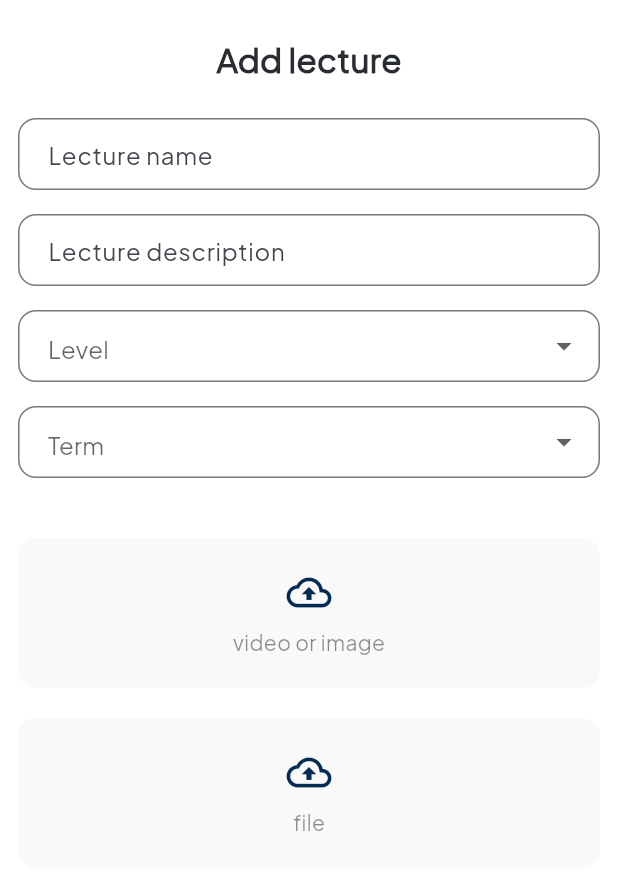
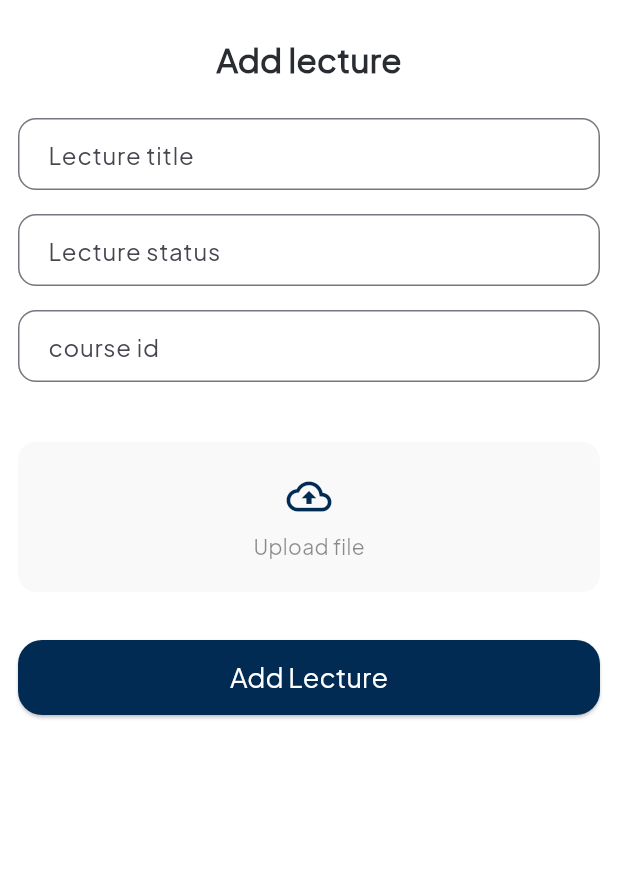
Before and after one commit to AhmedYasserww/grade-project, a Flutter app: the AddLectureScreen screen opened directly, on a phone screen of 412 x 824 dp, the part 125-1015 px from its top. Run offline on Flutter 3.47's test engine with Material 3 defaults, Android fonts, the phone set to English and light mode, and no system bars; our stand-ins replace bloc, dartz, dio, file_picker, flutter_bloc, flutter_svg and 4 more; accounts and stored records are empty; project files that could hold a hidden picture were left out.

Commit message:
finish add material successfully

```diff
--- a/lib/core/network/download_and_open_file.dart
+++ b/lib/core/network/download_and_open_file.dart
@@ -5,7 +5,7 @@ import 'package:open_file/open_file.dart';
 import 'package:path_provider/path_provider.dart';
 
 Future<void> downloadAndOpenFile(BuildContext context, String relativeUrl) async {
-  final baseUrl = "https://1ea7da0026ea.ngrok-free.app/storage/";
+  final baseUrl = "https://42a567ba9cb2.ngrok-free.app/storage/";
   final fullUrl = baseUrl + relativeUrl;
 
   try {
--- a/lib/core/services/service_locator.dart
+++ b/lib/core/services/service_locator.dart
@@ -3,6 +3,8 @@
 import 'package:dio/dio.dart';
 import 'package:get_it/get_it.dart';
 import 'package:untitled6/core/services/api_service.dart';
+import 'package:untitled6/features/demonstrator/data/repo/add_material_repo/add_material_repo.dart';
+import 'package:untitled6/features/demonstrator/data/repo/add_material_repo/add_material_repo_imp.dart';
 import 'package:untitled6/features/demonstrator/data/repo/add_post_repo.dart';
 import 'package:untitled6/features/demonstrator/data/repo/add_post_repo_imp.dart';
 import 'package:untitled6/features/management/data/repo/all_pending_users_repo_imp.dart';
@@ -29,5 +31,7 @@ void setupServiceLocator() {
   getIt.registerSingleton<AddPostRepo>(AddPostRepoImpl(apiService:getIt.get<ApiService>(),
   ));
 
+  getIt.registerSingleton<AddMaterialRepo>(AddMaterialRepoImpl(apiService:getIt.get<ApiService>(),
+  ));
 
 }
--- /dev/null
+++ b/lib/features/demonstrator/data/models/add_materials_model/material_model.dart
@@ -0,0 +1,35 @@
+import 'dart:io';
+import 'package:dio/dio.dart';
+
+class MaterialModel {
+  final String title;
+  final String status;
+  final File file;
+  final String courseId;
+
+  MaterialModel({
+    required this.title,
+    required this.status,
+    required this.file,
+    required this.courseId,
+  });
+
+  Future<FormData> toFormData() async {
+    // نتحقق إن الملف موجود
+    if (!await file.exists()) {
+      throw Exception("❌ File doesn't exist at path: ${file.path}");
+    }
+
+    final fileName = file.path.split('/').last;
+
+    return FormData.fromMap({
+      'title': title,
+      'status': status,
+      'file': await MultipartFile.fromFile(
+        file.path,
+        filename: fileName,
+      ),
+      'course_id': courseId,
+    });
+  }
+}
--- /dev/null
+++ b/lib/features/demonstrator/data/repo/add_material_repo/add_material_repo.dart
@@ -0,0 +1,8 @@
+import 'package:dartz/dartz.dart';
+import 'package:untitled6/features/demonstrator/data/models/add_materials_model/material_model.dart';
+
+import '../../../../../core/errors/faluire.dart';
+
+abstract class AddMaterialRepo {
+  Future<Either<Failure, Unit>> addMaterial(MaterialModel material);
+}
--- /dev/null
+++ b/lib/features/demonstrator/ui/manager/add_material_cubit/add_material_cubit.dart
@@ -0,0 +1,28 @@
+import 'package:bloc/bloc.dart';
+import 'package:meta/meta.dart';
+import 'package:untitled6/features/demonstrator/data/models/add_materials_model/material_model.dart';
+import 'package:untitled6/features/demonstrator/data/repo/add_material_repo/add_material_repo.dart';
+
+part 'add_material_state.dart';
+
+
+class AddMaterialCubit extends Cubit<AddMaterialState> {
+  final AddMaterialRepo addMaterialRepo;
+
+  AddMaterialCubit(this.addMaterialRepo) : super(AddMaterialInitial());
+
+  Future<void> addMaterial(MaterialModel material) async {
+    emit(AddMaterialLoading());
+
+    final result = await addMaterialRepo.addMaterial(material);
+
+    result.fold(
+          (failure) {
+        emit(AddMaterialFailure(errorMessage: failure.errorMessage));
+      },
+          (_) {
+        emit(AddMaterialSuccess());
+      },
+    );
+  }
+}
--- /dev/null
+++ b/lib/features/demonstrator/ui/manager/add_material_cubit/add_material_state.dart
@@ -0,0 +1,12 @@
+part of 'add_material_cubit.dart';
+
+@immutable
+sealed class AddMaterialState {}
+
+final class AddMaterialInitial extends AddMaterialState {}
+final class AddMaterialLoading extends AddMaterialState {}
+final class AddMaterialSuccess extends AddMaterialState {}
+final class AddMaterialFailure extends AddMaterialState {
+  final String errorMessage;
+  AddMaterialFailure({required this.errorMessage});
+}
--- a/lib/features/doctors/ui/AddLectureScreen.dart
+++ b/lib/features/doctors/ui/AddLectureScreen.dart
@@ -1,14 +1,16 @@
-// ignore_for_file: use_super_parameters, library_private_types_in_public_api, unused_import, file_names
+// ignore_for_file: use_super_parameters, file_names
 
+import 'dart:io';
 import 'package:flutter/material.dart';
-import 'package:untitled6/features/doctors/ui/widgets/CustomDropdown.dart';
+import 'package:flutter_bloc/flutter_bloc.dart';
+import 'package:untitled6/core/services/service_locator.dart';
+import 'package:untitled6/features/demonstrator/data/models/add_materials_model/material_model.dart';
+import 'package:untitled6/features/demonstrator/data/repo/add_material_repo/add_material_repo.dart';
+import 'package:untitled6/features/demonstrator/ui/manager/add_material_cubit/add_material_cubit.dart';
 import 'package:untitled6/features/doctors/ui/widgets/Custom_UploadContainer.dart';
-import 'package:untitled6/features/doctors/ui/widgets/custom_ElevatedButton_AddLectureScreen.dart';
 import 'package:untitled6/features/doctors/ui/widgets/custom_TopBar_Welome_AddLectureScreen.dart';
 import 'package:untitled6/features/doctors/ui/widgets/custom_name_Add%20a%20lecture_AddLectureScreen.dart';
-
-import 'widgets/CustomTextField.dart';
-
+import 'package:untitled6/features/doctors/ui/widgets/CustomTextField.dart';
 
 class AddLectureScreen extends StatefulWidget {
   final String userName;
@@ -16,63 +18,109 @@ class AddLectureScreen extends StatefulWidget {
   const AddLectureScreen({Key? key, required this.userName}) : super(key: key);
 
   @override
-  _AddLectureScreenState createState() => _AddLectureScreenState();
+  State<AddLectureScreen> createState() => _AddLectureScreenState();
 }
 
 class _AddLectureScreenState extends State<AddLectureScreen> {
-  String? selectedLevel;
-  String? selectedTerm;
+  final TextEditingController titleController = TextEditingController();
+  final TextEditingController statusController = TextEditingController();
+  final TextEditingController courseIdController = TextEditingController();
+  File? selectedFile;
+
+  void onFilePicked(File file) {
+    setState(() {
+      selectedFile = file;
+    });
+  }
+
+  void submitMaterial(BuildContext context) {
+    final title = titleController.text;
+    final status = statusController.text;
+    final courseId = courseIdController.text;
+
+    if (title.isEmpty || status.isEmpty || selectedFile == null) {
+      ScaffoldMessenger.of(context).showSnackBar(
+        const SnackBar(
+          content: Text('❌ Please complete all fields and upload file'),
+          backgroundColor: Colors.red,
+        ),
+      );
+      return;
+    }
+
+    final material = MaterialModel(
+      title: title,
+      status: status,
+      file: selectedFile!,
+      courseId: courseId,
+    );
+
+    context.read<AddMaterialCubit>().addMaterial(material);
+  }
 
   @override
   Widget build(BuildContext context) {
-    return Scaffold(
+    return BlocProvider(
+      create: (_) => AddMaterialCubit(getIt.get<AddMaterialRepo>()),
+      child: Scaffold(
         backgroundColor: Colors.white,
         body: SafeArea(
-        child: SingleChildScrollView(
-          child: Padding(
-            padding: const EdgeInsets.all(12.0),
+          child: BlocConsumer<AddMaterialCubit, AddMaterialState>(
+            listener: (context, state) {
+              if (state is AddMaterialSuccess) {
+                ScaffoldMessenger.of(context).showSnackBar(
+                  const SnackBar(
+                    content: Text("✅ Material added successfully"),
+                    backgroundColor: Colors.green,
+                  ),
+                );
+              } else if (state is AddMaterialFailure) {
+                ScaffoldMessenger.of(context).showSnackBar(
+                  SnackBar(
+                    content: Text("❌ Failed: ${state.errorMessage}"),
+                    backgroundColor: Colors.red,
+                  ),
+                );
+              }
+            },
+            builder: (context, state) {
+              return SingleChildScrollView(
+                padding: const EdgeInsets.all(12),
                 child: Column(
                   children: [
                     CustomTopbarWelomeAddlecturescreen(text1: '👋 ${widget.userName}'),
-                const SizedBox(height:24),
-                CustomName(text: "Add lecture"),
-                const SizedBox(height:24),
-                CustomTextField2(hintText: "Lecture name",),
-                CustomTextField2(hintText:"Lecture description"),
-                CustomDropdown(
-                  hintText: "Level",
-                  options: [
-                    '  Level  1',
-                    '  Level  2',
-                    '  Level  3',
-                    '  Level  4'
-                  ],
-                  value: selectedLevel,
-                  onChanged: (value) {
-                    setState(() {
-                      selectedLevel = value;
-                    });
-                  },
+                    const SizedBox(height: 24),
+                    const CustomName(text: "Add lecture"),
+                    const SizedBox(height: 24),
+                    CustomTextField2(hintText: "Lecture title", controller: titleController),
+                    CustomTextField2(hintText: "Lecture status", controller: statusController),
+                    CustomTextField2(hintText: "course id", controller: courseIdController),
+                    const SizedBox(height: 24),
+                    UploadContainer(
+                      text: "Upload file",
+                      onFileSelected: onFilePicked,
                     ),
-                CustomDropdown(
-                  hintText: 'Term',
-                  options: ['  Semester  1', '  Semester  2'],
-                  value: selectedTerm,
-                  onChanged: (value) {
-                    setState(() {
-                      selectedTerm = value;
-                    });
-                  },
+                    const SizedBox(height: 32),
+                    ElevatedButton(
+                      onPressed: state is AddMaterialLoading ? null : () => submitMaterial(context),
+                      style: ElevatedButton.styleFrom(
+                        backgroundColor: const Color(0xFF022B54),
+                        shape: RoundedRectangleBorder(
+                          borderRadius: BorderRadius.circular(16),
                         ),
-                const SizedBox(height:24),
-                UploadContainer(text: "video or image"),
-                const SizedBox(height: 20),
-                UploadContainer(text:"file"),
-                const SizedBox(height:32),
-                const SizedBox(height: 24),
-            //    CustomElevatedbuttonAddlecturescreen(),
+                        minimumSize: const Size(double.infinity, 50),
+                      ),
+                      child: state is AddMaterialLoading
+                          ? const CircularProgressIndicator(color: Colors.white)
+                          : const Text(
+                        "Add Lecture",
+                        style: TextStyle(fontSize: 18, color: Colors.white),
+                      ),
+                    ),
                   ],
                 ),
+              );
+            },
           ),
         ),
       ),
--- a/lib/features/doctors/ui/AddTaskScreen.dart
+++ b/lib/features/doctors/ui/AddTaskScreen.dart
@@ -36,7 +36,7 @@ class _AddTaskScreenState extends State<AddTaskScreen> {
                 //   hintText:"task description",
                 // ),
                 const SizedBox(height: 16),
-                UploadContainer(text: "image or video for details",),
+              //  UploadContainer(text: "image or video for details", onFileSelected: (File file) {  },),
                 const SizedBox(height: 16),
                 CustomDataline(),
                 const SizedBox(height: 100),
--- a/lib/features/doctors/ui/widgets/CustomTextField.dart
+++ b/lib/features/doctors/ui/widgets/CustomTextField.dart
@@ -3,15 +3,15 @@
 import 'package:flutter/material.dart';
 
 class CustomTextField2 extends StatelessWidget {
+  const CustomTextField2({super.key, required this.hintText, required this.controller});
   final String hintText;
-
-  const CustomTextField2({super.key, required this.hintText});
-
+  final TextEditingController controller;
   @override
   Widget build(BuildContext context) {
     return Padding(
       padding: const EdgeInsets.only(bottom: 16),
       child: TextField(
+        controller:controller ,
         decoration: InputDecoration(
           hintText: hintText,
           border: OutlineInputBorder(
--- a/lib/features/doctors/ui/widgets/Custom_UploadContainer.dart
+++ b/lib/features/doctors/ui/widgets/Custom_UploadContainer.dart
@@ -1,33 +1,71 @@
 // ignore_for_file: file_names
 
+import 'dart:io';
 import 'package:flutter/material.dart';
+import 'package:file_picker/file_picker.dart';
 
 class UploadContainer extends StatelessWidget {
   final String text;
+  final void Function(File file) onFileSelected;
 
-  const UploadContainer({super.key, required this.text});
+  const UploadContainer({
+    Key? key,
+    required this.text,
+    required this.onFileSelected,
+  }) : super(key: key);
+
+  Future<void> _pickFile(BuildContext context) async {
+    try {
+      final result = await FilePicker.platform.pickFiles(
+        type: FileType.any,
+      );
+      if (result != null && result.files.single.path != null) {
+        final file = File(result.files.single.path!);
+        onFileSelected(file);
+        ScaffoldMessenger.of(context).showSnackBar(
+          SnackBar(
+            content: Text('✅ Selected: ${file.path.split('/').last}'),
+            backgroundColor: Colors.green,
+          ),
+        );
+      } else {
+        // User canceled
+      }
+    } catch (e) {
+      ScaffoldMessenger.of(context).showSnackBar(
+        SnackBar(
+          content: Text('❌ Error picking file: $e'),
+          backgroundColor: Colors.red,
+        ),
+      );
+    }
+  }
 
   @override
   Widget build(BuildContext context) {
-    return Container(
+    return InkWell(
+      onTap: () => _pickFile(context),
+      borderRadius: BorderRadius.circular(12),
+      child: Container(
         width: double.infinity,
         height: 100,
         decoration: BoxDecoration(
-        color: Color(0xFFF9F9F9),
+          color: const Color(0xFFF9F9F9),
           borderRadius: BorderRadius.circular(12),
         ),
         child: Center(
           child: Column(
             mainAxisAlignment: MainAxisAlignment.center,
             children: [
-            Icon(Icons.cloud_upload_outlined,
+              const Icon(Icons.cloud_upload_outlined,
                   color: Color(0xFF022B54), size: 30),
               const SizedBox(height: 8),
               Text(
                 text,
-              style: TextStyle(color: Colors.black45),
+                style: const TextStyle(color: Colors.black45),
               ),
             ],
+          ),
         ),
       ),
     );
--- a/lib/features/management/ui/add_old_materialn_management.dart
+++ b/lib/features/management/ui/add_old_materialn_management.dart
@@ -36,8 +36,8 @@ class _AddOldMaterialnManagementState extends State<AddOldMaterialnManagement> {
                 const SizedBox(height: 24),
                 CustomName(text: "Add old Material"),
                 const SizedBox(height: 24),
-                CustomTextField2(hintText: "Lecture name"),
-                CustomTextField2(hintText:" Lecture description"),
+              //  CustomTextField2(hintText: "Lecture name"),
+               // CustomTextField2(hintText:" Lecture description"),
                 CustomDropdown(
                   hintText: "Level",
                   options: [
@@ -64,9 +64,9 @@ class _AddOldMaterialnManagementState extends State<AddOldMaterialnManagement> {
                   },
                 ),
                 const SizedBox(height: 24),
-                UploadContainer(text: "video or image"),
+               // UploadContainer(text: "video or image"),
                 const SizedBox(height: 25),
-                UploadContainer(text: "file"),
+                //UploadContainer(text: "file"),
                 SizedBox(height: 110,),
                // CustomElevatedbuttonAddlecturescreen(),
               ],
--- a/lib/features/students/ui/demo_level_quizes.dart
+++ b/lib/features/students/ui/demo_level_quizes.dart
@@ -19,7 +19,7 @@ class _DemoLevelQuizesState extends State<DemoLevelQuizes> {
             Container(
               width: double.infinity,
               height: 300,
-              color: Color(0xff022D4F),
+              color: const Color(0xff022D4F),
             ),
             Container(
               width: double.infinity,
@@ -30,10 +30,10 @@ class _DemoLevelQuizesState extends State<DemoLevelQuizes> {
         Column(
           crossAxisAlignment: CrossAxisAlignment.start,
           children: [
-            SizedBox(
+            const SizedBox(
               height: 70,
             ),
-            Center(
+            const Center(
               child: Column(
                 children: [
                   Text(
--- a/lib/main.dart
+++ b/lib/main.dart
@@ -1,7 +1,8 @@
 import 'package:flutter/material.dart';
 import 'package:get/get_navigation/src/root/get_material_app.dart';
 import 'package:untitled6/core/services/service_locator.dart';
-import 'package:untitled6/features/students/ui/Bottom_nav_bar.dart';
+import 'package:untitled6/features/demonstrator/ui/home_Demonstrator.dart';
+import 'package:untitled6/features/management/ui/home_management.dart';
 
 void main() {
   setupServiceLocator();
@@ -22,7 +23,7 @@ class MyApp extends StatelessWidget {
           scaffoldBackgroundColor: Colors.white,
           appBarTheme: const AppBarTheme(color: Colors.white)),
       debugShowCheckedModeBanner: false,
-      home:  BottonNavBtn(),
+      home:  DemonstratorScreen(),
     );
   }
 }
```
Also changed, not shown: lib/core/services/api_service.dart (+18 -2 lines), lib/features/demonstrator/data/repo/add_material_repo/add_material_repo_imp.dart (added, +25 -0 lines). Lines whose indentation alone changed are shown as unchanged.
